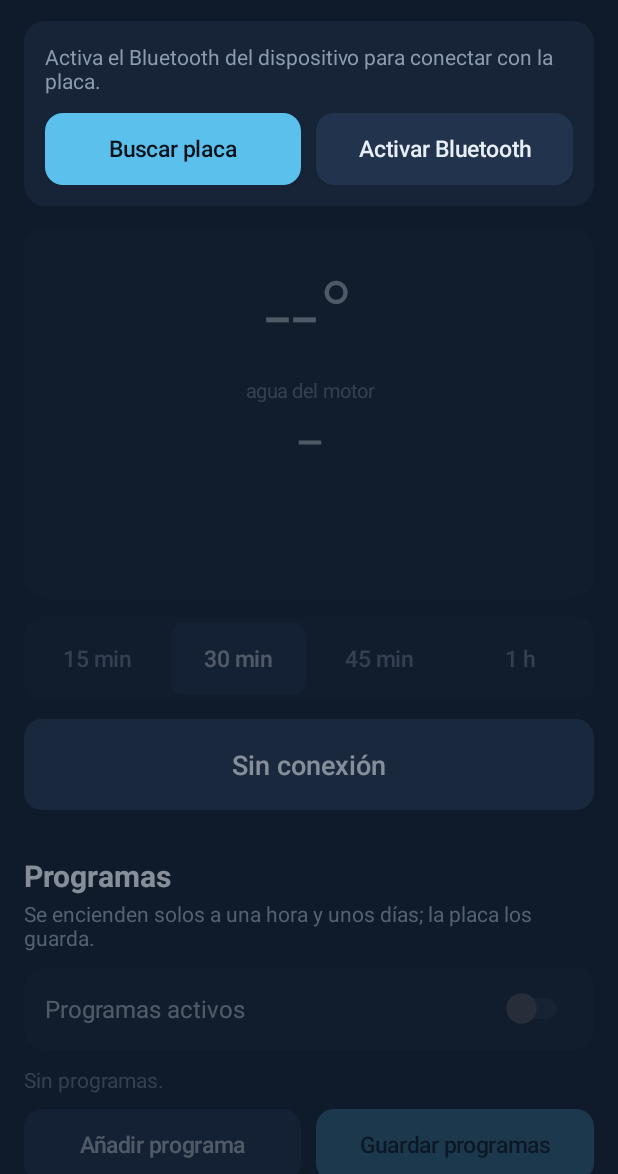
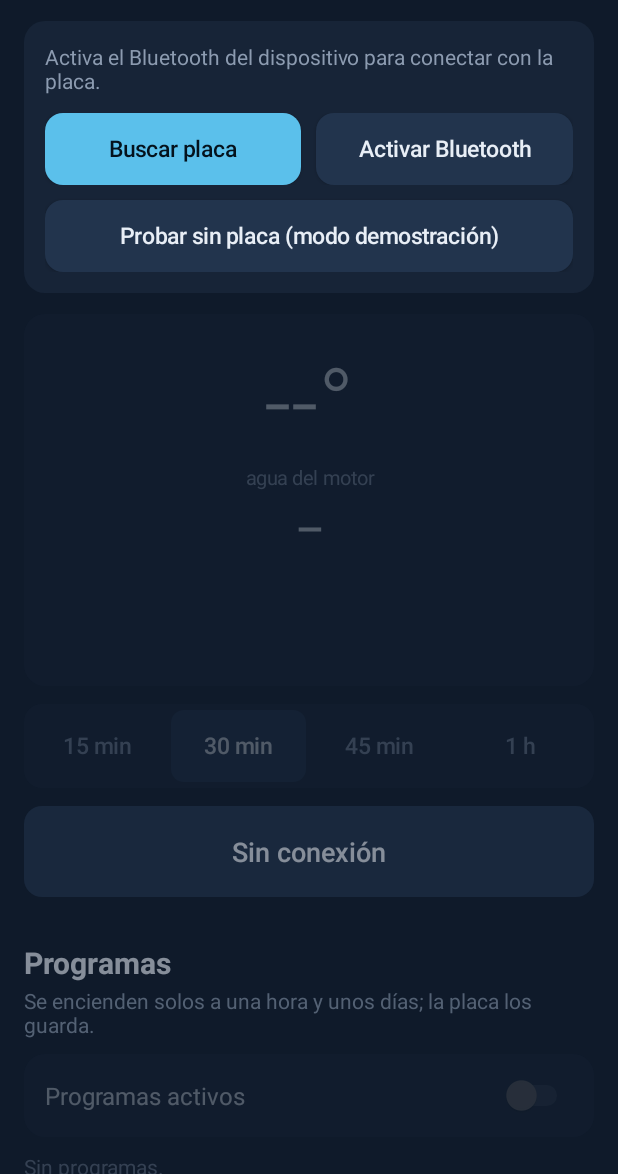
Before and after one commit to matatunos/wttc, an Android app: the screen it shows after launch (MainActivity), on a phone screen of 412 x 824 dp, the part 62-1236 px from its top. Run offline under Robolectric (Android 15) with nearby library versions, the phone set to English and light mode, and no system bars.

Commit message:
Versión 0.1.0 de prueba, modo demostración en la app y capturas de la app
- La numeración pasa a 0.x hasta que alguien lo pruebe con una Webasto real;
  las 0.x se publican como pre-release. La inicial queda como 0.0.1.
- Modo demostración («Probar sin placa»): placa simulada dentro de la app,
  también para las capturas automáticas en un emulador.
- Workflow de un solo uso que borra las Releases viejas (v1.0.1, v1.0.2, v1.1.0).

Co-Authored-By: Claude Opus 5.5 <noreply@anthropic.com>
Claude-Session: https://claude.ai/code/session_01VzahSCBx7p2G6zgHxX2En4

```diff
--- a/android/app/build.gradle.kts
+++ b/android/app/build.gradle.kts
@@ -2,7 +2,7 @@
 // Código generado íntegramente con Claude (Anthropic).
 //  - Sin dependencias: solo el framework de Android y la biblioteca estándar de Kotlin (APK de ~650 KB).
 //  - minSdk 26 (Android 8): incluye la mayoría de radios Android de coche.
-//  - versionName y versionCode los pone la CI (fichero VERSION y número de ejecución); en local, 1.0.0 y 1.
+//  - versionName y versionCode los pone la CI (fichero VERSION y número de ejecución); en local, 0.0.0 y 1.
 //  - La firma de release sale de los secretos del repo (ver .github/workflows/android.yml).
 plugins {
     id("com.android.application")
@@ -21,7 +21,7 @@ android {
         minSdk = 26
         targetSdk = 34
         versionCode = (System.getenv("WTTC_VERSION_CODE") ?: "1").toInt()
-        versionName = System.getenv("WTTC_VERSION_NAME") ?: "1.0.0"
+        versionName = System.getenv("WTTC_VERSION_NAME") ?: "0.0.0"
     }
 
     signingConfigs {
--- a/android/app/src/main/java/es/favala/wttc/MainActivity.kt
+++ b/android/app/src/main/java/es/favala/wttc/MainActivity.kt
@@ -80,6 +80,11 @@ class MainActivity : Activity(), BleLink.Listener {
     private var lastOn = false
     private var lastNote = ""
     private var haveState = false      // hasta el primer estado no se cuentan transiciones
+    // Modo demostración: placa simulada. Se activa con «Probar sin placa» o al abrir la app con el extra
+    // "demo" (lo usan las capturas: adb shell am start … --ez demo true --ez demo_on true --ez capturas true)
+    private var demoMode = false
+    private var demoHeating = false     // empezar ya encendida (para las capturas)
+    private var capturas = false        // sin ventana de estadísticas ni permisos (capturas automáticas)
 
     // Programas: [activo, días (bit0 = lunes), inicio en minutos, duración]
     private data class Prog(var en: Boolean, var days: Int, var start: Int, var dur: Int)
@@ -94,6 +99,7 @@ class MainActivity : Activity(), BleLink.Listener {
     private lateinit var dot: View
     // Caja de emparejamiento y su texto de ayuda
     private lateinit var pairBox: LinearLayout
+    private lateinit var demoBar: LinearLayout   // franja que avisa del modo demostración, con «Salir»
     private lateinit var tPair: TextView
     // Todo lo que manda órdenes a la placa: se desactiva (y se atenúa) mientras no hay conexión
     private lateinit var controls: LinearLayout
@@ -132,16 +138,20 @@ class MainActivity : Activity(), BleLink.Listener {
     override fun onCreate(savedInstanceState: Bundle?) {
         super.onCreate(savedInstanceState)
         link = BleLink(this, this)
+        demoMode = intent.getBooleanExtra("demo", false)
+        demoHeating = intent.getBooleanExtra("demo_on", false)
+        capturas = intent.getBooleanExtra("capturas", false)
         buildUi()
         createChannel()
-        if (Stats.consent(this) == null) askStats()
+        if (Stats.consent(this) == null && !capturas) askStats()
     }
 
     // Al volver a primer plano: permisos y conexión; y el informe de estadísticas del día si toca (y hay permiso)
     override fun onStart() {
         super.onStart()
-        if (askPermissions()) startLink()
-        Stats.maybeSend(this)
+        if (demoMode) startLink()                     // la placa simulada no necesita permisos de Bluetooth
+        else if (askPermissions()) startLink()
+        if (!demoMode) Stats.maybeSend(this)
     }
 
     // Al salir de primer plano se cierra la conexión: la placa vuelve a anunciarse y gasta menos
@@ -152,6 +162,7 @@ class MainActivity : Activity(), BleLink.Listener {
 
     // Conecta con la placa emparejada (o muestra que el Bluetooth está apagado)
     private fun startLink() {
+        if (demoMode) { link.startDemo(demoHeating); return }
         if (!link.bluetoothOn()) {
             onLink(BleLink.State.NO_BLUETOOTH, "")
             return
@@ -204,11 +215,12 @@ class MainActivity : Activity(), BleLink.Listener {
             BleLink.State.CONNECTED -> "Conectado a ${link.savedName ?: "WTTC"}" to cOk
             BleLink.State.OUT_OF_RANGE -> "Fuera de alcance: se conectará sola" to cMut
         }
-        tLink.text = if (detail.isNotEmpty()) "$txt · $detail" else txt
+        tLink.text = if (link.demo) "Modo demostración: placa simulada" else if (detail.isNotEmpty()) "$txt · $detail" else txt
+        demoBar.visibility = if (link.demo) View.VISIBLE else View.GONE
         (dot.background as GradientDrawable).setColor(col)
 
         val paired = link.savedAddress != null && link.isPaired()
-        pairBox.visibility = if (paired && state != BleLink.State.NO_BLUETOOTH) View.GONE else View.VISIBLE
+        pairBox.visibility = if ((paired || link.demo) && state != BleLink.State.NO_BLUETOOTH) View.GONE else View.VISIBLE
         tPair.text = when (state) {
             BleLink.State.NO_BLUETOOTH -> "Activa el Bluetooth del dispositivo para conectar con la placa."
             BleLink.State.PAIRING -> "Android te pedirá el PIN de 6 cifras de la placa. Sale en la consola serie al arrancar " +
@@ -232,7 +244,7 @@ class MainActivity : Activity(), BleLink.Listener {
         val msg = if (err) data.removePrefix("err").trim() else data
         when (cmd) {
             "on", "off" -> {
-                if (err) toast(msg) else if (cmd == "on") Stats.count(this, "starts_app")
+                if (err) toast(msg) else if (cmd == "on" && !link.demo) Stats.count(this, "starts_app")
                 link.refresh()
             }
             "cfg" -> runCatching { val c = JSONObject(data); fillCfg(c); Stats.setFirmware(this, c.optString("ver")) }
@@ -290,7 +302,7 @@ class MainActivity : Activity(), BleLink.Listener {
         bigBtn.setTextColor(if (on) cInk else Color.parseColor("#1A1000"))
 
         // Avisos del sistema (con la app abierta o en segundo plano reciente) y contadores de las estadísticas
-        if (haveState) {
+        if (haveState && !link.demo) {                 // en modo demostración no hay avisos ni estadísticas
             if (lastOn && !on && note.isNotEmpty() && note != lastNote) {
                 notifyUser("La calefacción se ha apagado sola", note)
                 Stats.count(this, "self_stops")
@@ -399,7 +411,18 @@ class MainActivity : Activity(), BleLink.Listener {
         tPair = text("", 14f, cMut)
         pairBox.addView(tPair)
         pairBox.addView(row(button("Buscar placa", true) { scanDialog() }, button("Activar Bluetooth") { enableBluetooth() }), lp(top = 12))
+        // Probar la app sin tener nada montado: placa simulada
+        pairBox.addView(button("Probar sin placa (modo demostración)") { demoMode = true; demoHeating = false; startLink() }, lp(top = 10))
         root.addView(pairBox, lp(top = 14))
+
+        // Franja del modo demostración
+        demoBar = card().apply {
+            background = rounded(Color.parseColor("#3A2A0A"), 14)
+            addView(text("Modo demostración: los datos son simulados y no se manda nada a ninguna placa.", 14f, cInk))
+            addView(button("Salir del modo demostración") { exitDemo() }, lp(top = 10))
+            visibility = View.GONE
+        }
+        root.addView(demoBar, lp(top = 14))
 
         controls = LinearLayout(this).apply { orientation = LinearLayout.VERTICAL }
         root.addView(controls)
@@ -517,6 +540,14 @@ class MainActivity : Activity(), BleLink.Listener {
 
     // ---------- acciones ----------
     // Botón grande: apaga si está encendida; si no, enciende con la duración elegida
+    // Sale del modo demostración y vuelve a la placa real (o a la pantalla de emparejar)
+    private fun exitDemo() {
+        demoMode = false; demoHeating = false
+        link.stop()
+        dev = null; haveState = false
+        if (askPermissions()) startLink()
+    }
+
     private fun toggleHeater() {
         val on = dev?.optInt("on") == 1
         bigBtn.text = if (on) "Apagando…" else "Encendiendo…"
```
Also changed, not shown: android/app/src/main/java/es/favala/wttc/BleLink.kt (+15 -0 lines), android/app/src/main/java/es/favala/wttc/DemoDevice.kt (added, +155 -0 lines), 8 other files.
